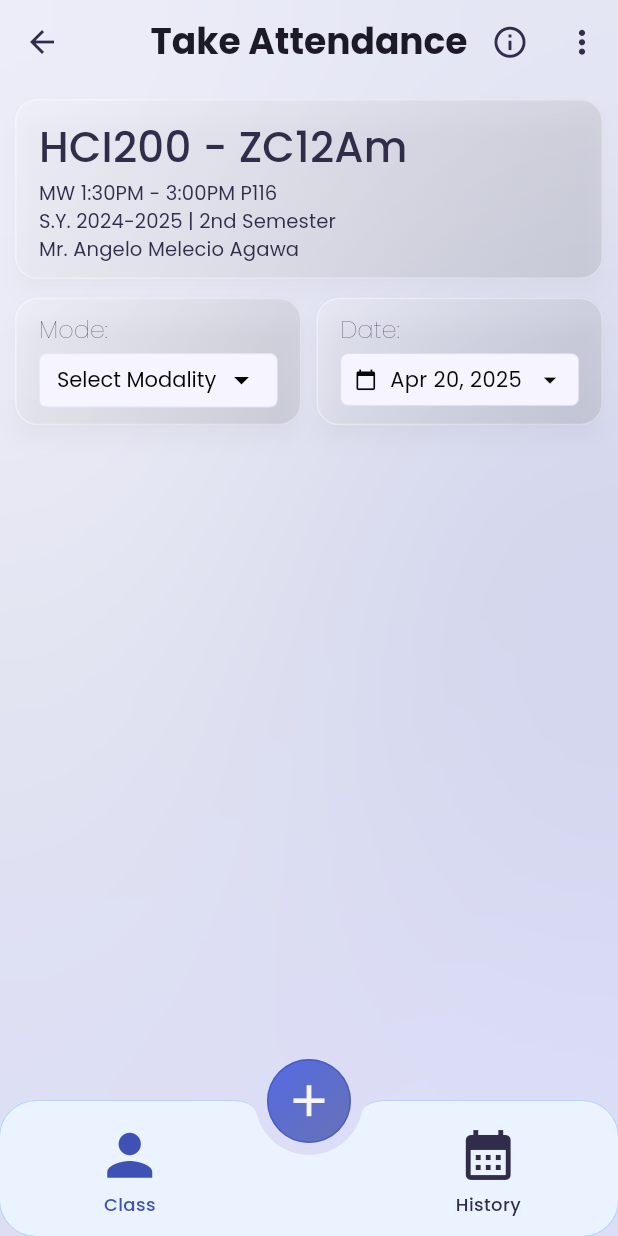
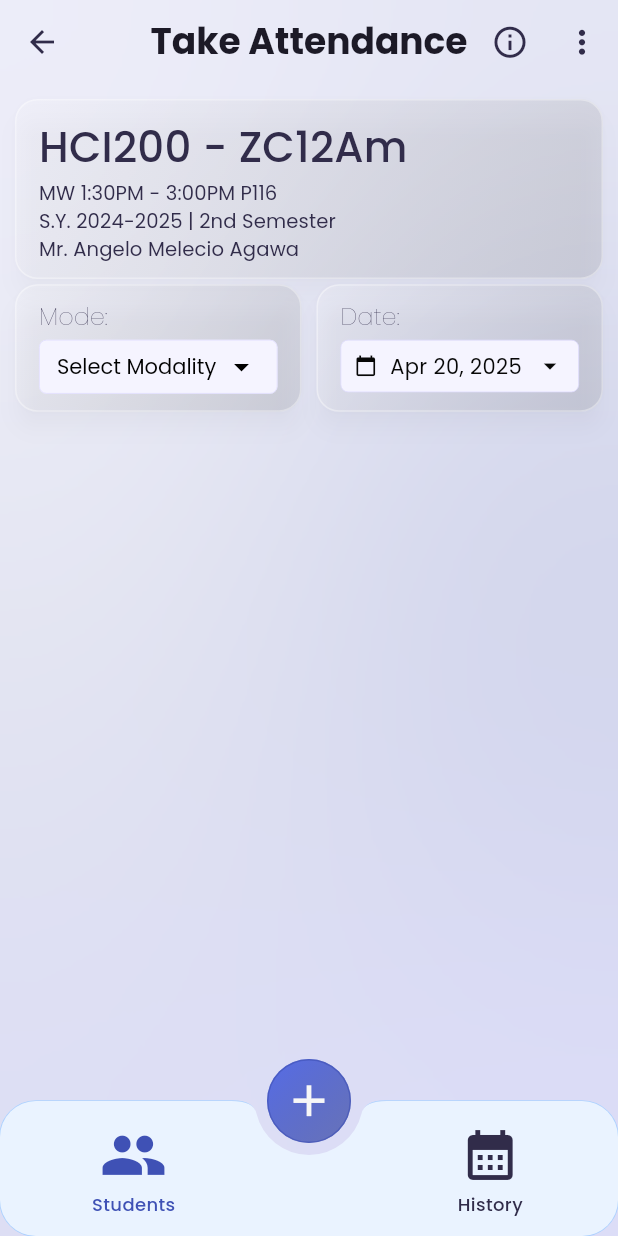
Before and after one commit to Jeyep18/beadle-s-app, a Flutter app: the screen it shows after launch, after a tap on an icon or button, on a phone screen of 412 x 824 dp. Run offline on Flutter 3.47's test engine with Material 3 defaults, Android fonts, the phone set to English and light mode, and no system bars; our stand-ins replace flutter_animate, flutter_slidable, google_fonts, loading_animation_widget.

Commit message:
made adjustments to spacing

```diff
--- a/lib/class_dashboard.dart
+++ b/lib/class_dashboard.dart
@@ -149,7 +149,7 @@ class ClassPage extends StatelessWidget {
                   ),
                 ),
 
-                SizedBox(height: 10),
+                SizedBox(height: 1),
 
                 Padding(
                   padding: EdgeInsets.only(right: 10, left: 10),
--- a/lib/class_history_page.dart
+++ b/lib/class_history_page.dart
@@ -51,14 +51,14 @@ class _ClassHistoryPageState extends State<ClassHistoryPage> {
           ),
           backgroundColor: const Color.fromARGB(0, 0, 0, 0),
           actions: [
-            IconButton(
-              icon: const Icon(Icons.info_outline),
-              onPressed: () {
-                //opens information page
-              },
-              color: Theme.of(context).colorScheme.tertiary,
-              iconSize: 25,
-            ),
+            // IconButton(
+            //   icon: const Icon(Icons.info_outline),
+            //   onPressed: () {
+            //     //opens information page
+            //   },
+            //   color: Theme.of(context).colorScheme.tertiary,
+            //   iconSize: 25,
+            // ),
             IconButton(
               onPressed: () {
                 //menu page here
--- a/lib/class_main_nav_page.dart
+++ b/lib/class_main_nav_page.dart
@@ -96,7 +96,7 @@ class _ClassMainNavPageState extends State<ClassMainNavPage> {
                         children: [
                           IconButton(
                             iconSize: 45,
-                            icon: const Icon(Icons.person),
+                            icon: const Icon(Icons.group),
                             padding: const EdgeInsets.symmetric(
                               horizontal: 0,
                               vertical: 0,
@@ -110,7 +110,7 @@ class _ClassMainNavPageState extends State<ClassMainNavPage> {
                                     : Theme.of(context).colorScheme.tertiary,
                           ),
                           Text(
-                            'Class',
+                            'Students',
                             style: GoogleFonts.poppins(
                               fontSize: 12,
                               fontWeight: FontWeight.w500,
--- a/lib/home.dart
+++ b/lib/home.dart
@@ -200,7 +200,7 @@ class _HomePageState extends State<HomePage> {
                               ),
                             ),
                           ),
-                          SizedBox(height: 18), //GAP
+                          SizedBox(height: 16), //GAP
                           Padding(
                             padding: const EdgeInsets.only(left: 10.0),
                             child: Animate(
@@ -223,7 +223,7 @@ class _HomePageState extends State<HomePage> {
                             ),
                           ),
 
-                          SizedBox(height: 5),
+                          SizedBox(height: 14),
 
                           //List of classes
                           ...classList.asMap().entries.map(
--- a/lib/utils/class_tile.dart
+++ b/lib/utils/class_tile.dart
@@ -51,7 +51,7 @@ class ClassTile extends StatelessWidget {
           SlideEffect(duration: 0.4.seconds, begin: Offset(0, 0.2)),
         ],
         child: Padding(
-          padding: const EdgeInsets.only(right: 10, left: 10, top: 10),
+          padding: const EdgeInsets.only(right: 10, left: 10, bottom: 14),
           child: Slidable(
             endActionPane: ActionPane(
               motion: StretchMotion(),
```
